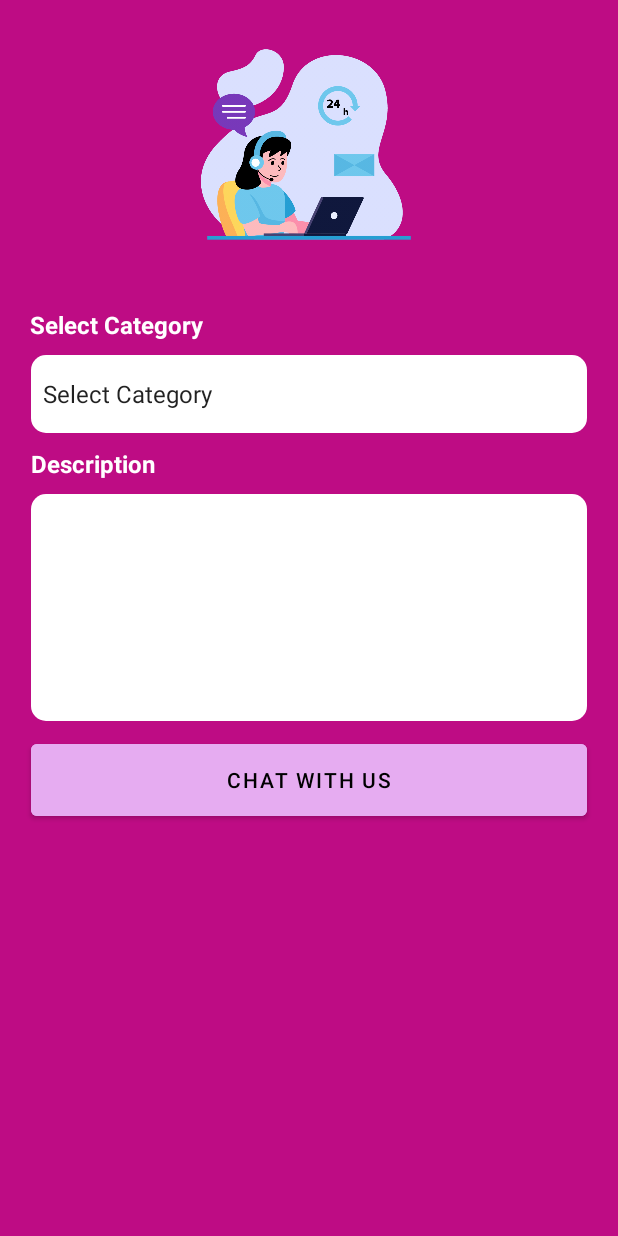
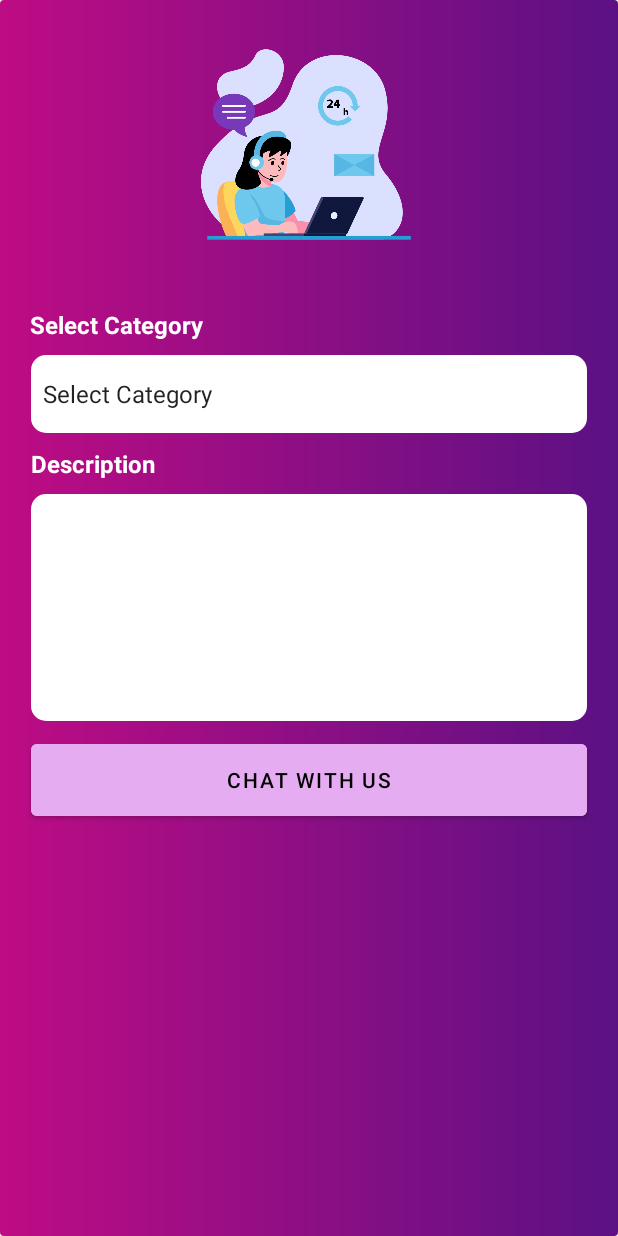
Before and after one commit to jayaprasad356/real_jobs, an Android app: the RiseTicketActivity screen opened directly, with no data from a screen before it, on a phone screen of 412 x 824 dp. Run offline under Robolectric (Android 15) with nearby library versions, the phone set to English and light mode, and no system bars; our stand-ins replace Firebase (no records; nobody signed in at launch, a user with empty details on screens opened directly), sdp/ssp sizes; network calls fail.

Commit message:
backgroudn change riseticket

```diff
--- a/app/src/main/res/layout/activity_rise_ticket.xml
+++ b/app/src/main/res/layout/activity_rise_ticket.xml
@@ -4,7 +4,7 @@
     xmlns:tools="http://schemas.android.com/tools"
     android:layout_width="match_parent"
     android:layout_height="match_parent"
-    android:background ="@color/primaryColor"
+    android:background ="@drawable/bg"
     android:layout_gravity="center"
     android:orientation="vertical"
     tools:context=".activities.RiseTicketActivity">
```
